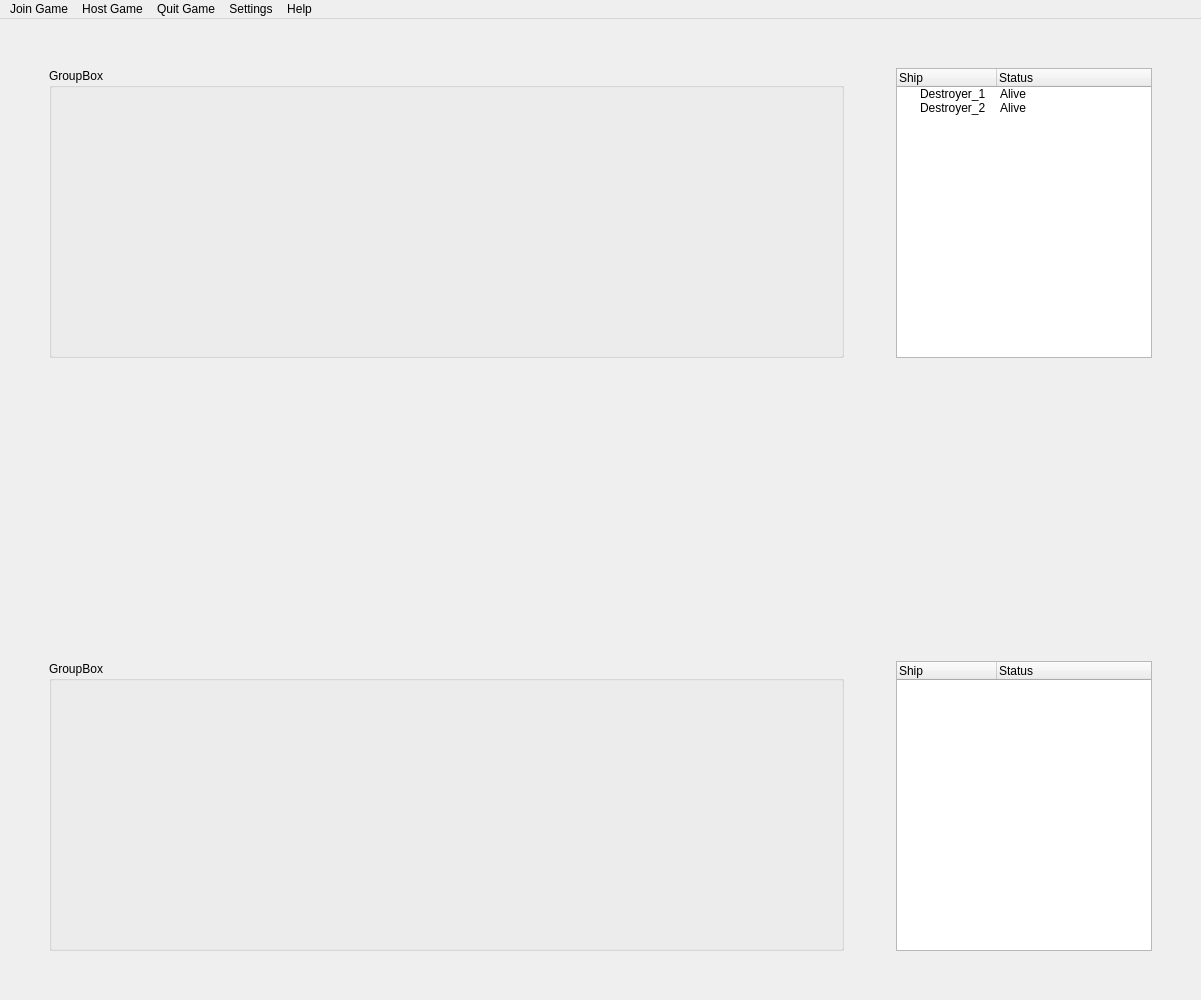
Qt form BattleshipGameUI.ui (Neko14789/Fleet_Manuever_Game) before a commit.
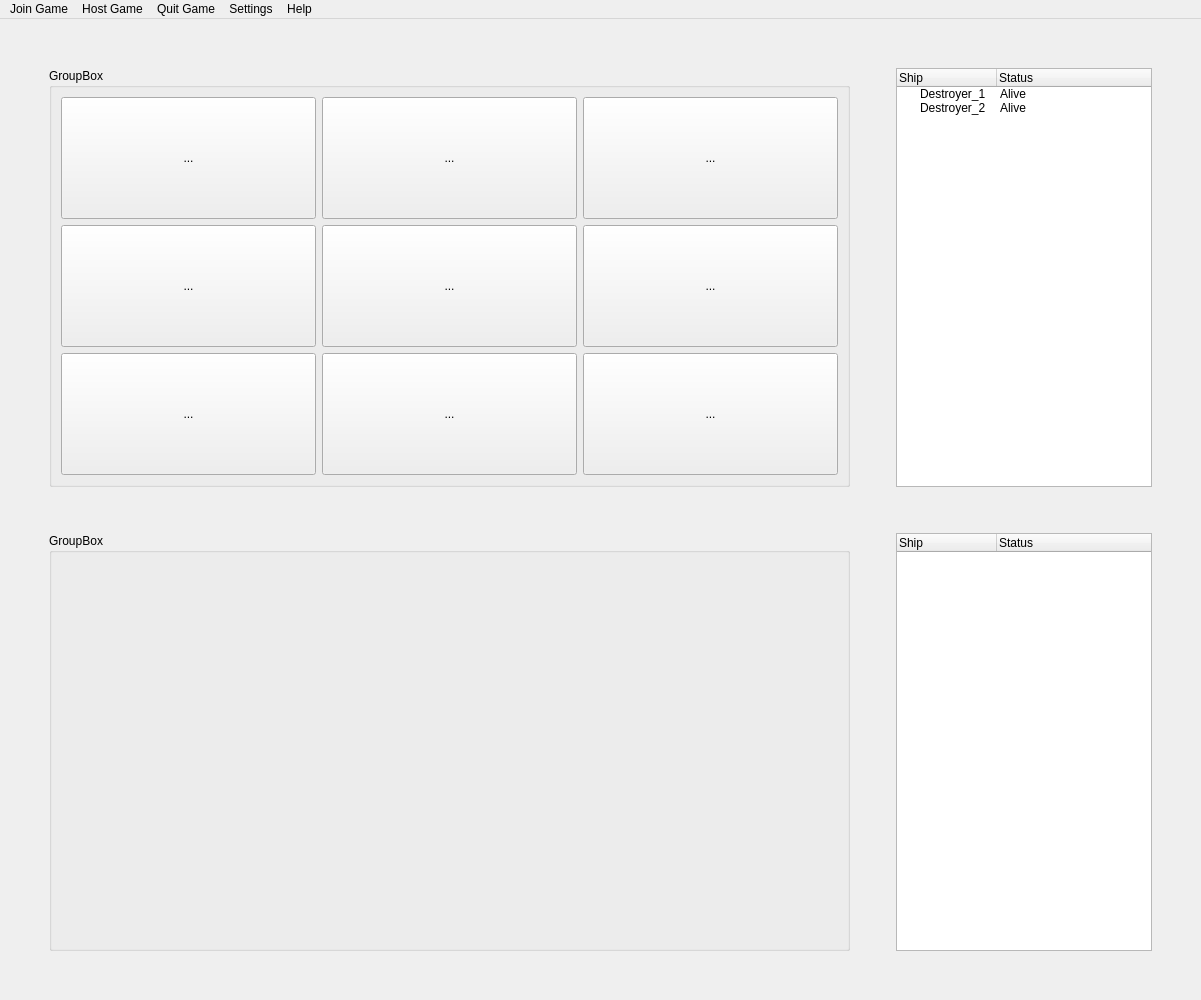
The same form after that commit.

Diff of the .ui file:
```diff
--- a/BattleshipGameUI.ui
+++ b/BattleshipGameUI.ui
@@ -21,6 +21,86 @@
   </property>
   <widget class="QWidget" name="widget">
    <layout class="QGridLayout" name="gridLayout">
+    <item row="1" column="2">
+     <spacer name="horizontalSpacer_3">
+      <property name="orientation">
+       <enum>Qt::Horizontal</enum>
+      </property>
+      <property name="sizeType">
+       <enum>QSizePolicy::Maximum</enum>
+      </property>
+      <property name="sizeHint" stdset="0">
+       <size>
+        <width>40</width>
+        <height>20</height>
+       </size>
+      </property>
+     </spacer>
+    </item>
+    <item row="2" column="1">
+     <spacer name="verticalSpacer_3">
+      <property name="orientation">
+       <enum>Qt::Vertical</enum>
+      </property>
+      <property name="sizeType">
+       <enum>QSizePolicy::Maximum</enum>
+      </property>
+      <property name="sizeHint" stdset="0">
+       <size>
+        <width>20</width>
+        <height>40</height>
+       </size>
+      </property>
+     </spacer>
+    </item>
+    <item row="1" column="4">
+     <spacer name="horizontalSpacer_2">
+      <property name="orientation">
+       <enum>Qt::Horizontal</enum>
+      </property>
+      <property name="sizeType">
+       <enum>QSizePolicy::Maximum</enum>
+      </property>
+      <property name="sizeHint" stdset="0">
+       <size>
+        <width>40</width>
+        <height>20</height>
+       </size>
+      </property>
+     </spacer>
+    </item>
+    <item row="2" column="3">
+     <spacer name="verticalSpacer_4">
+      <property name="orientation">
+       <enum>Qt::Vertical</enum>
+      </property>
+      <property name="sizeType">
+       <enum>QSizePolicy::Maximum</enum>
+      </property>
+      <property name="sizeHint" stdset="0">
+       <size>
+        <width>20</width>
+        <height>40</height>
+       </size>
+      </property>
+     </spacer>
+    </item>
+    <item row="3" column="4">
+     <spacer name="horizontalSpacer_5">
+      <property name="orientation">
+       <enum>Qt::Horizontal</enum>
+      </property>
+      <property name="sizeType">
+       <enum>QSizePolicy::Maximum</enum>
+      </property>
+      <property name="sizeHint" stdset="0">
+       <size>
+        <width>40</width>
+        <height>20</height>
+       </size>
+      </property>
+     </spacer>
+    </item>
     <item row="3" column="3">
      <widget class="QTreeWidget" name="treeWidgetFleetP2">
       <property name="sizePolicy">
@@ -41,6 +121,38 @@
       </column>
      </widget>
     </item>
+    <item row="1" column="0">
+     <spacer name="horizontalSpacer">
+      <property name="orientation">
+       <enum>Qt::Horizontal</enum>
+      </property>
+      <property name="sizeType">
+       <enum>QSizePolicy::Maximum</enum>
+      </property>
+      <property name="sizeHint" stdset="0">
+       <size>
+        <width>40</width>
+        <height>20</height>
+       </size>
+      </property>
+     </spacer>
+    </item>
+    <item row="0" column="3">
+     <spacer name="verticalSpacer_6">
+      <property name="orientation">
+       <enum>Qt::Vertical</enum>
+      </property>
+      <property name="sizeType">
+       <enum>QSizePolicy::Maximum</enum>
+      </property>
+      <property name="sizeHint" stdset="0">
+       <size>
+        <width>20</width>
+        <height>40</height>
+       </size>
+      </property>
+     </spacer>
+    </item>
     <item row="3" column="2">
      <spacer name="horizontalSpacer_4">
       <property name="orientation">
@@ -57,31 +169,37 @@
       </property>
      </spacer>
     </item>
-    <item row="1" column="1">
-     <widget class="QGroupBox" name="groupBoxPlayfieldP1">
-      <property name="sizePolicy">
-       <sizepolicy hsizetype="Minimum" vsizetype="Minimum">
-        <horstretch>0</horstretch>
-        <verstretch>0</verstretch>
-       </sizepolicy>
+    <item row="3" column="0">
+     <spacer name="horizontalSpacer_6">
+      <property name="orientation">
+       <enum>Qt::Horizontal</enum>
       </property>
-      <property name="title">
-       <string>GroupBox</string>
+      <property name="sizeType">
+       <enum>QSizePolicy::Maximum</enum>
       </property>
-     </widget>
+      <property name="sizeHint" stdset="0">
+       <size>
+        <width>40</width>
+        <height>20</height>
+       </size>
+      </property>
+     </spacer>
     </item>
-    <item row="3" column="1">
-     <widget class="QGroupBox" name="groupBoxPlayfieldP2">
-      <property name="sizePolicy">
-       <sizepolicy hsizetype="Minimum" vsizetype="Minimum">
-        <horstretch>0</horstretch>
-        <verstretch>0</verstretch>
-       </sizepolicy>
+    <item row="4" column="3">
+     <spacer name="verticalSpacer_5">
+      <property name="orientation">
+       <enum>Qt::Vertical</enum>
       </property>
-      <property name="title">
-       <string>GroupBox</string>
+      <property name="sizeType">
+       <enum>QSizePolicy::Maximum</enum>
       </property>
-     </widget>
+      <property name="sizeHint" stdset="0">
+       <size>
+        <width>20</width>
+        <height>40</height>
+       </size>
+      </property>
+     </spacer>
     </item>
     <item row="1" column="3">
      <widget class="QTreeWidget" name="treeWidgetFleetP1">
@@ -135,54 +253,6 @@
       </property>
      </spacer>
     </item>
-    <item row="1" column="2">
-     <spacer name="horizontalSpacer_3">
-      <property name="orientation">
-       <enum>Qt::Horizontal</enum>
-      </property>
-      <property name="sizeType">
-       <enum>QSizePolicy::Maximum</enum>
-      </property>
-      <property name="sizeHint" stdset="0">
-       <size>
-        <width>40</width>
-        <height>20</height>
-       </size>
-      </property>
-     </spacer>
-    </item>
-    <item row="1" column="0">
-     <spacer name="horizontalSpacer">
-      <property name="orientation">
-       <enum>Qt::Horizontal</enum>
-      </property>
-      <property name="sizeType">
-       <enum>QSizePolicy::Maximum</enum>
-      </property>
-      <property name="sizeHint" stdset="0">
-       <size>
-        <width>40</width>
-        <height>20</height>
-       </size>
-      </property>
-     </spacer>
-    </item>
-    <item row="1" column="4" rowspan="3">
-     <spacer name="horizontalSpacer_2">
-      <property name="orientation">
-       <enum>Qt::Horizontal</enum>
-      </property>
-      <property name="sizeType">
-       <enum>QSizePolicy::Maximum</enum>
-      </property>
-      <property name="sizeHint" stdset="0">
-       <size>
-        <width>40</width>
-        <height>20</height>
-       </size>
-      </property>
-     </spacer>
-    </item>
     <item row="0" column="1">
      <spacer name="verticalSpacer">
       <property name="orientation">
@@ -199,21 +269,150 @@
       </property>
      </spacer>
     </item>
-    <item row="2" column="1" colspan="3">
-     <spacer name="verticalSpacer_3">
-      <property name="orientation">
-       <enum>Qt::Vertical</enum>
+    <item row="3" column="1">
+     <widget class="QGroupBox" name="groupBoxPlayfieldP2">
+      <property name="sizePolicy">
+       <sizepolicy hsizetype="Minimum" vsizetype="Minimum">
+        <horstretch>0</horstretch>
+        <verstretch>0</verstretch>
+       </sizepolicy>
       </property>
-      <property name="sizeType">
-       <enum>QSizePolicy::Maximum</enum>
+      <property name="title">
+       <string>GroupBox</string>
       </property>
-      <property name="sizeHint" stdset="0">
-       <size>
-        <width>20</width>
-        <height>40</height>
-       </size>
+     </widget>
+    </item>
+    <item row="1" column="1">
+     <widget class="QGroupBox" name="groupBoxPlayfieldP1">
+      <property name="sizePolicy">
+       <sizepolicy hsizetype="Minimum" vsizetype="Minimum">
+        <horstretch>0</horstretch>
+        <verstretch>0</verstretch>
+       </sizepolicy>
       </property>
-     </spacer>
+      <property name="title">
+       <string>GroupBox</string>
+      </property>
+      <layout class="QGridLayout" name="gridLayout_2">
+       <item row="1" column="1">
+        <widget class="QToolButton" name="toolButton_5">
+         <property name="sizePolicy">
+          <sizepolicy hsizetype="Ignored" vsizetype="Ignored">
+           <horstretch>0</horstretch>
+           <verstretch>0</verstretch>
+          </sizepolicy>
+         </property>
+         <property name="text">
+          <string>...</string>
+         </property>
+        </widget>
+       </item>
+       <item row="1" column="2">
+        <widget class="QToolButton" name="toolButton_6">
+         <property name="sizePolicy">
+          <sizepolicy hsizetype="Ignored" vsizetype="Ignored">
+           <horstretch>0</horstretch>
+           <verstretch>0</verstretch>
+          </sizepolicy>
+         </property>
+         <property name="text">
+          <string>...</string>
+         </property>
+        </widget>
+       </item>
+       <item row="0" column="1">
+        <widget class="QToolButton" name="toolButton_2">
+         <property name="sizePolicy">
+          <sizepolicy hsizetype="Ignored" vsizetype="Ignored">
+           <horstretch>0</horstretch>
+           <verstretch>0</verstretch>
+          </sizepolicy>
+         </property>
+         <property name="text">
+          <string>...</string>
+         </property>
+        </widget>
+       </item>
+       <item row="0" column="2">
+        <widget class="QToolButton" name="toolButton_3">
+         <property name="sizePolicy">
+          <sizepolicy hsizetype="Ignored" vsizetype="Ignored">
+           <horstretch>0</horstretch>
+           <verstretch>0</verstretch>
+          </sizepolicy>
+         </property>
+         <property name="text">
+          <string>...</string>
+         </property>
+        </widget>
+       </item>
+       <item row="0" column="0">
+        <widget class="QToolButton" name="toolButton">
+         <property name="sizePolicy">
+          <sizepolicy hsizetype="Ignored" vsizetype="Ignored">
+           <horstretch>0</horstretch>
+           <verstretch>0</verstretch>
+          </sizepolicy>
+         </property>
+         <property name="text">
+          <string>...</string>
+         </property>
+        </widget>
+       </item>
+       <item row="1" column="0">
+        <widget class="QToolButton" name="toolButton_4">
+         <property name="sizePolicy">
+          <sizepolicy hsizetype="Ignored" vsizetype="Ignored">
+           <horstretch>0</horstretch>
+           <verstretch>0</verstretch>
+          </sizepolicy>
+         </property>
+         <property name="text">
+          <string>...</string>
+         </property>
+        </widget>
+       </item>
+       <item row="2" column="0">
+        <widget class="QToolButton" name="toolButton_7">
+         <property name="sizePolicy">
+          <sizepolicy hsizetype="Ignored" vsizetype="Ignored">
+           <horstretch>0</horstretch>
+           <verstretch>0</verstretch>
+          </sizepolicy>
+         </property>
+         <property name="text">
+          <string>...</string>
+         </property>
+        </widget>
+       </item>
+       <item row="2" column="1">
+        <widget class="QToolButton" name="toolButton_8">
+         <property name="sizePolicy">
+          <sizepolicy hsizetype="Ignored" vsizetype="Ignored">
+           <horstretch>0</horstretch>
+           <verstretch>0</verstretch>
+          </sizepolicy>
+         </property>
+         <property name="text">
+          <string>...</string>
+         </property>
+        </widget>
+       </item>
+       <item row="2" column="2">
+        <widget class="QToolButton" name="toolButton_9">
+         <property name="sizePolicy">
+          <sizepolicy hsizetype="Ignored" vsizetype="Ignored">
+           <horstretch>0</horstretch>
+           <verstretch>0</verstretch>
+          </sizepolicy>
+         </property>
+         <property name="text">
+          <string>...</string>
+         </property>
+        </widget>
+       </item>
+      </layout>
+     </widget>
     </item>
    </layout>
   </widget>
```
